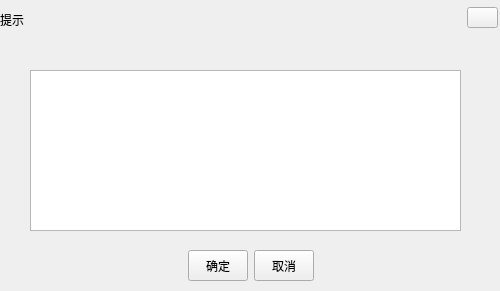
This is ChainIDE/popwidget/commondialog.ui in HcashOrg/HX-IDE as Qt 5 draws it before an edit. The edited form follows.
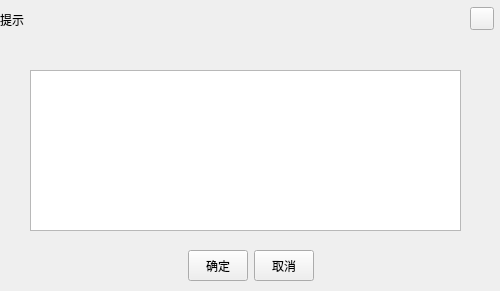
This is the edited form.

Patch:
```diff
--- a/ChainIDE/popwidget/commondialog.ui
+++ b/ChainIDE/popwidget/commondialog.ui
@@ -29,10 +29,10 @@
   <widget class="QToolButton" name="closeBtn">
    <property name="geometry">
     <rect>
-     <x>467</x>
+     <x>470</x>
      <y>7</y>
-     <width>31</width>
-     <height>21</height>
+     <width>24</width>
+     <height>23</height>
     </rect>
    </property>
    <property name="cursor">
```
